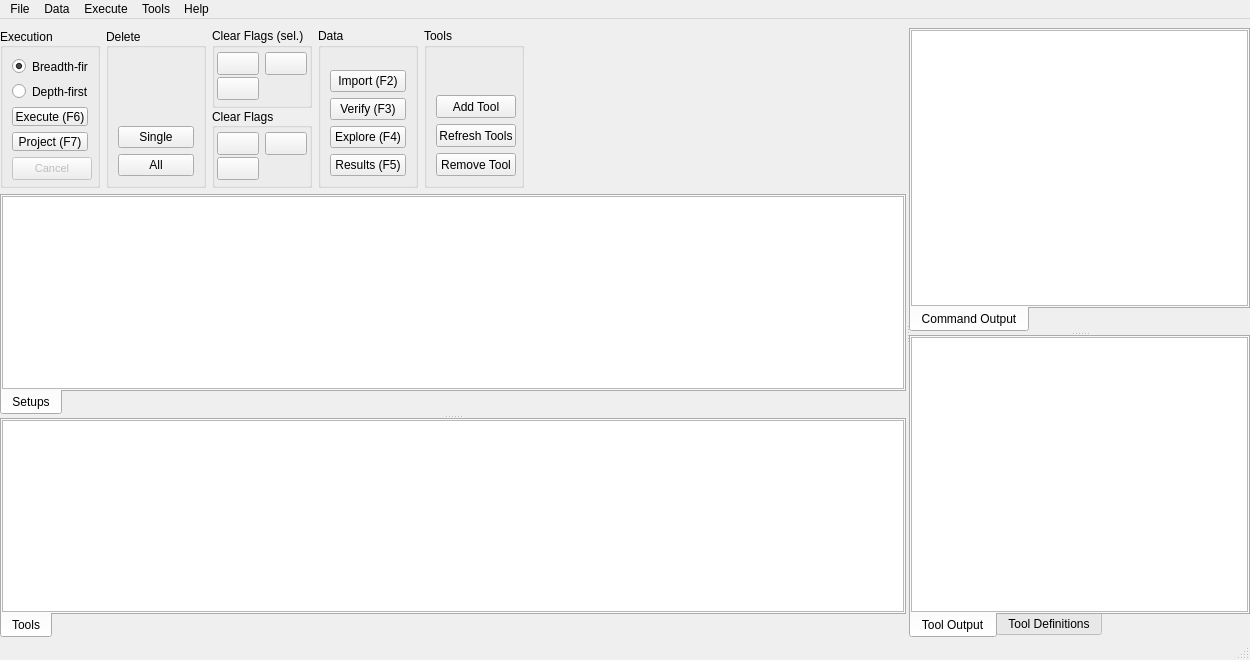
Before: the Qt Designer form titan/ui/main.ui in Fijishi-Enterprises/GENO-Energy-Optimization, drawn with Qt 5.
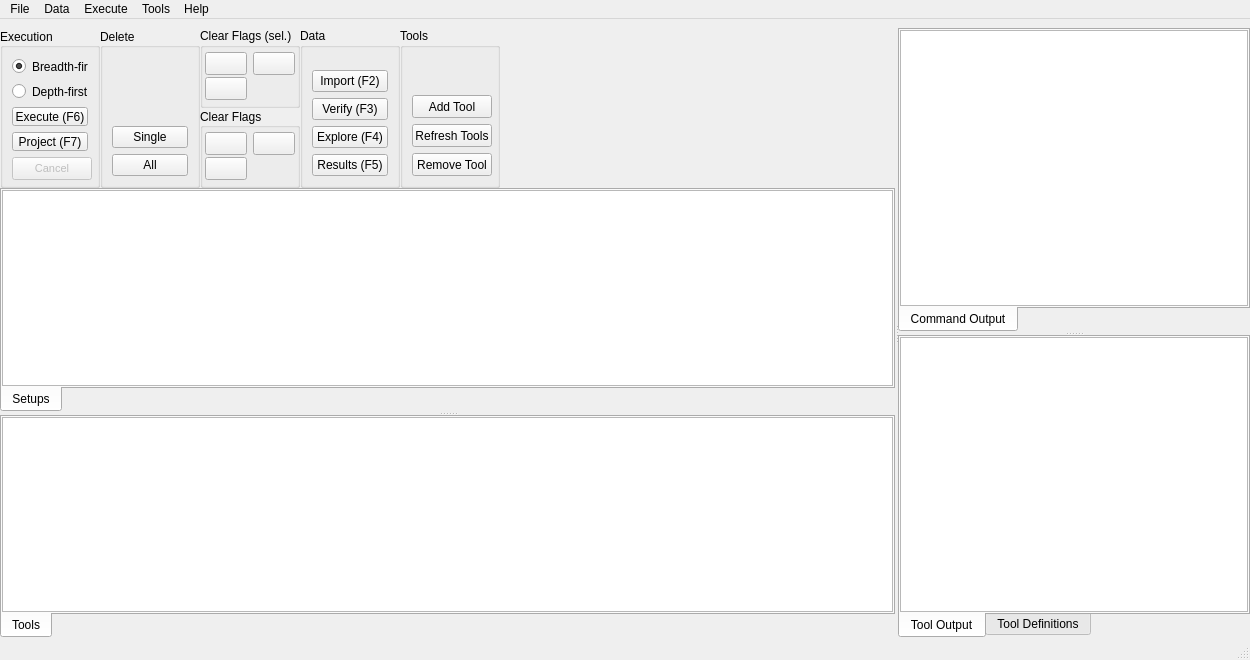
After: the same form once the commit is applied. Icons and pictures are not drawn. Custom widgets are drawn as their Qt base class.

Patch:
```diff
--- a/titan/ui/main.ui
+++ b/titan/ui/main.ui
@@ -47,8 +47,11 @@
       <property name="childrenCollapsible">
        <bool>false</bool>
       </property>
-      <widget class="QWidget" name="">
+      <widget class="QWidget" name="layoutWidget">
        <layout class="QVBoxLayout" name="verticalLayout">
+        <property name="spacing">
+         <number>0</number>
+        </property>
         <item>
          <layout class="QHBoxLayout" name="horizontalLayout" stretch="0,0,0,0,0,0">
           <property name="sizeConstraint">
```
